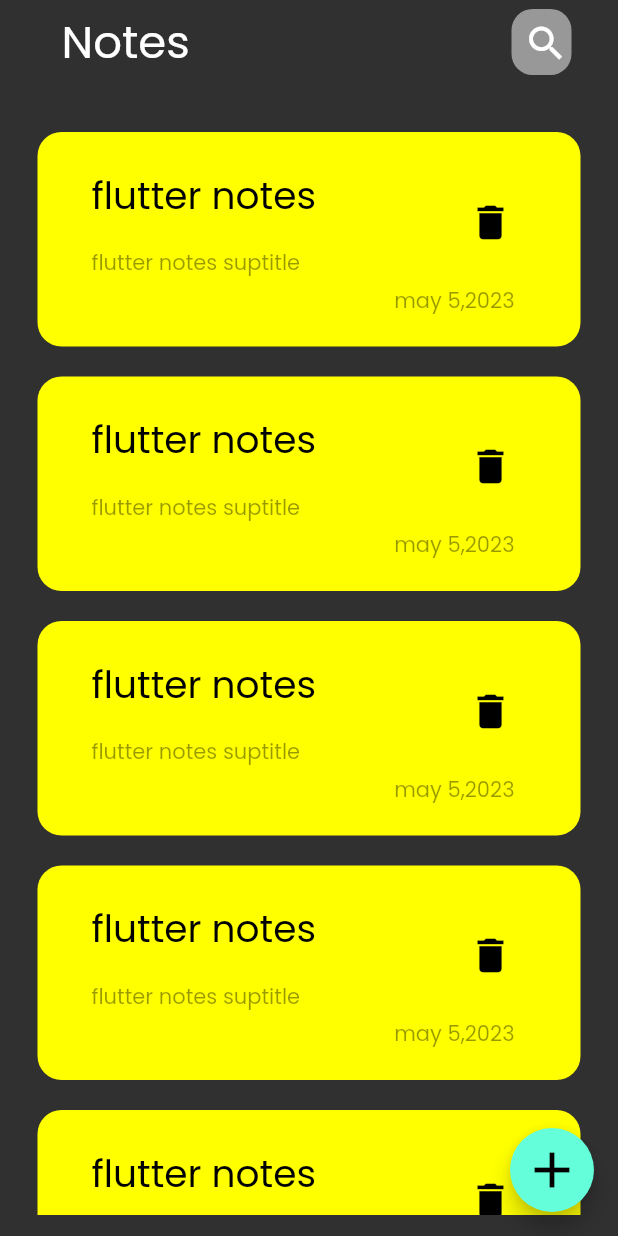
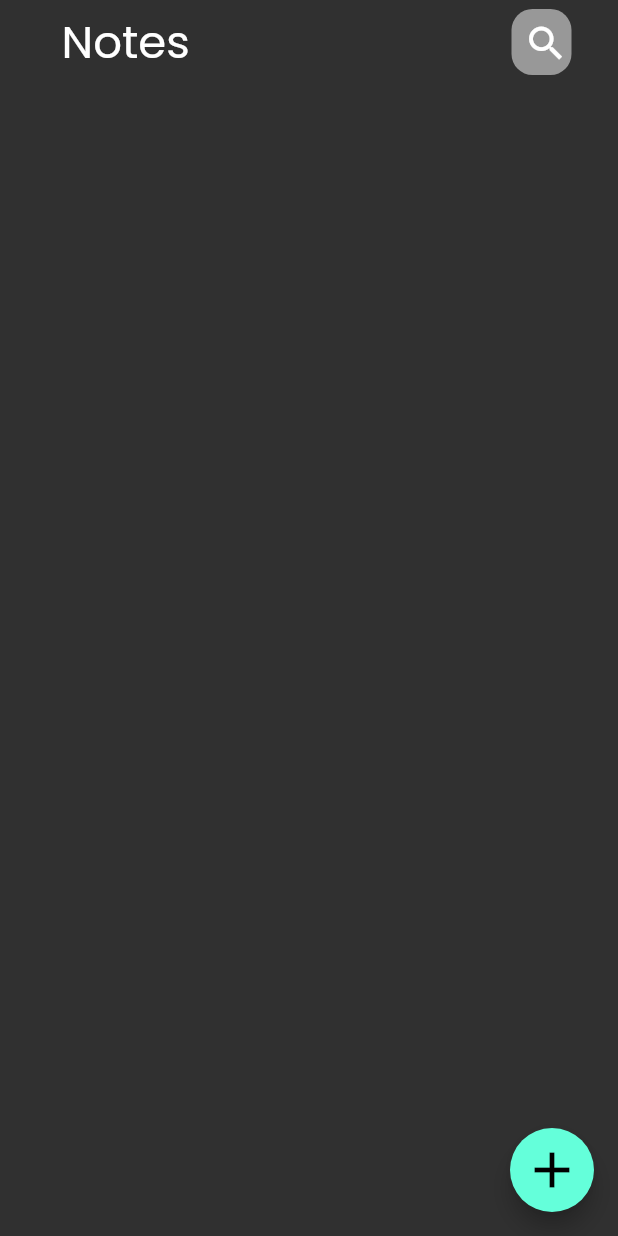
Before and after one commit to alimohammad88442/note_app, a Flutter app: the NotesView screen opened directly, on a phone screen of 412 x 824 dp. Run offline on Flutter 3.47's test engine with Material 2 defaults, Android fonts, the phone set to English and light mode, and no system bars; our stand-ins replace bloc, flutter_bloc, hive, hive_flutter; accounts and stored records are empty; statements that could not run were skipped.

Commit message:
added note cubit, added builder to notes list view

```diff
--- a/lib/cubits/notes_cubit/notes_cubit.dart
+++ b/lib/cubits/notes_cubit/notes_cubit.dart
@@ -8,10 +8,13 @@ import '../../constantes.dart';
 part 'notes_state.dart';
 
 class NotesCubit extends Cubit<NotesState> {
+
   NotesCubit() : super(NotesInitial());
+  List<NoteModel>? notes ;
   fetchAllNotes(){
     var notesBox = Hive.box<NoteModel>(kNotbox);
-    List<NoteModel> notes = notesBox.values.toList();
-    emit(NotesSuccess(notes: notes));
+     notes = notesBox.values.toList();
+
+
   }
 }
--- a/lib/cubits/notes_cubit/notes_state.dart
+++ b/lib/cubits/notes_cubit/notes_state.dart
@@ -4,11 +4,3 @@ part of 'notes_cubit.dart';
 sealed class NotesState {}
 
 final class NotesInitial extends NotesState {}
-
-final class NoteLoading extends NotesState {}
-
-final class NotesSuccess extends NotesState {
-  final List notes;
-
-  NotesSuccess({required this.notes});
-}
--- a/lib/customs_widgets/add_note_bottom_sheet.dart
+++ b/lib/customs_widgets/add_note_bottom_sheet.dart
@@ -29,7 +29,7 @@ class AddNoateBottomSheet extends StatelessWidget {
             return AbsorbPointer(
               absorbing: state is AddNoteLoaging ? true : false,
               child: const SingleChildScrollView(
-                child: Newwidget(),
+                child: NoteButtomSheetForm(),
               ),
             );
           },
--- a/lib/customs_widgets/notes_list_view.dart
+++ b/lib/customs_widgets/notes_list_view.dart
@@ -1,15 +1,25 @@
 import 'package:flutter/material.dart';
+import 'package:flutter_bloc/flutter_bloc.dart';
+import 'package:notsapp/cubits/notes_cubit/notes_cubit.dart';
 import 'package:notsapp/customs_widgets/note_item.dart';
+import 'package:notsapp/models/note_model.dart';
 
 class NotesListview extends StatelessWidget {
   const NotesListview({super.key});
   @override
   Widget build(BuildContext context) {
-    return Padding(
-      padding: const EdgeInsets.symmetric(vertical: 14),
-      child: ListView.builder(itemBuilder: (context,indix){
-        return const NoteItem();
-      }),
+    return BlocBuilder<NotesCubit, NotesState>(
+      builder: (context, state) {
+        List<NoteModel> notes = BlocProvider.of<NotesCubit>(context).notes!;
+        return Padding(
+          padding: const EdgeInsets.symmetric(vertical: 14),
+          child: ListView.builder(
+            itemCount: notes.length,
+            itemBuilder: (context, indix) {
+            return const NoteItem();
+          }),
+        );
+      },
     );
   }
 }
--- a/lib/views/notes_view.dart
+++ b/lib/views/notes_view.dart
@@ -1,4 +1,6 @@
 import 'package:flutter/material.dart';
+import 'package:flutter_bloc/flutter_bloc.dart';
+import 'package:notsapp/cubits/notes_cubit/notes_cubit.dart';
 import 'package:notsapp/customs_widgets/add_note_bottom_sheet.dart';
 import 'package:notsapp/customs_widgets/custom_appbar.dart';
 
@@ -36,9 +38,30 @@ class NotesView extends StatelessWidget {
           size: 40,
         ),
       ),
-      body: const Column(
-        children: [Expanded(child: NotesListview())],
-      ),
+      body:const NotesViewBody(),
     );
   }
 }
+
+class NotesViewBody extends StatefulWidget {
+  const NotesViewBody({
+    super.key,
+  });
+
+  @override
+  State<NotesViewBody> createState() => _NotesViewBodyState();
+}
+
+class _NotesViewBodyState extends State<NotesViewBody> {
+  @override
+  void initState() {
+    BlocProvider.of<NotesCubit>(context).fetchAllNotes();
+    super.initState();
+  }
+  @override
+  Widget build(BuildContext context) {
+    return const Column(
+      children: [Expanded(child: NotesListview())],
+    );
+  }
+}
```
Also changed, not shown: lib/customs_widgets/add_note_bottom_sheet_form.dart (+4 -4 lines).
